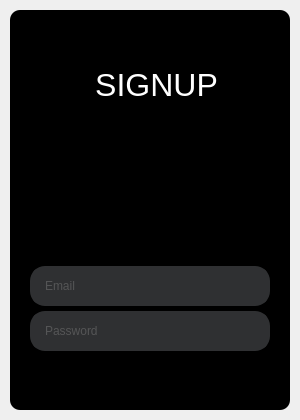
Qt form Single_User/UIC/login_hr.ui (25-do/yobi-desktop) before a commit.
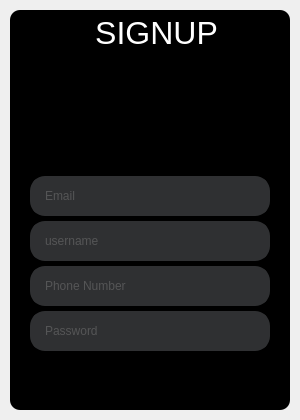
The same form after that commit.

The edit to the form file:
```diff
--- a/Single_User/UIC/login_hr.ui
+++ b/Single_User/UIC/login_hr.ui
@@ -187,6 +187,47 @@
           </property>
          </widget>
         </item>
+        <item>
+         <widget class="QLineEdit" name="username_3">
+          <property name="minimumSize">
+           <size>
+            <width>0</width>
+            <height>30</height>
+           </size>
+          </property>
+          <property name="maximumSize">
+           <size>
+            <width>16777215</width>
+            <height>40</height>
+           </size>
+          </property>
+          <property name="placeholderText">
+           <string>username</string>
+          </property>
+         </widget>
+        </item>
+        <item>
+         <widget class="QLineEdit" name="username_2">
+          <property name="minimumSize">
+           <size>
+            <width>0</width>
+            <height>30</height>
+           </size>
+          </property>
+          <property name="maximumSize">
+           <size>
+            <width>16777215</width>
+            <height>40</height>
+           </size>
+          </property>
+          <property name="text">
+           <string/>
+          </property>
+          <property name="placeholderText">
+           <string>Phone Number</string>
+          </property>
+         </widget>
+        </item>
         <item>
          <widget class="QLineEdit" name="password">
           <property name="minimumSize">
```
